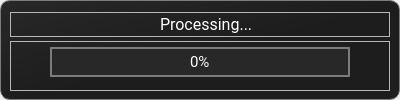
The window that ui/views/ProgressWindow.ui (ascomods/game-assets-converter) describes before a commit, drawn with Qt 5.
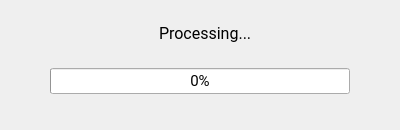
The same window after the commit. Icons and pictures are not drawn.

Commit message: fix(UI): Merge user interface revamp  UI:   * Cleaning QSS from ui files and merging styles into one QSS file   * Fix frames borders (visible in some systems)   * Fix borderless windows for linux   * Fix dropdowns arrow style

Diff of the .ui file:
```diff
--- a/ui/views/ProgressWindow.ui
+++ b/ui/views/ProgressWindow.ui
@@ -7,7 +7,7 @@
     <x>0</x>
     <y>0</y>
     <width>400</width>
-    <height>100</height>
+    <height>130</height>
    </rect>
   </property>
   <property name="sizePolicy">
@@ -19,13 +19,13 @@
   <property name="minimumSize">
    <size>
     <width>400</width>
-    <height>100</height>
+    <height>130</height>
    </size>
   </property>
   <property name="maximumSize">
    <size>
-    <width>500</width>
-    <height>200</height>
+    <width>400</width>
+    <height>130</height>
    </size>
   </property>
   <property name="windowTitle">
@@ -38,70 +38,6 @@
   <property name="toolTipDuration">
    <number>-1</number>
   </property>
-  <property name="styleSheet">
-   <string notr="true">* {
-   color: rgb(255, 255, 255);
-}
-
-QStatusBar{
-  background-color: rgb(40, 40, 40);
-}
-
-QToolTip {
-  color: black;
-}
-
-QLabel {
-  color: rgb(255, 255, 255);
-}
-
-QListView {
- border: unset;
-}
-
-QListView::item:selected:!active {
-  color: rgb(255, 255, 255);
-}
-
-QListView::item:hover {
-  background-color: rgb(10, 89, 170);
-}
-
-QListView::item:selected {
-  background-color: rgb(11, 103, 198);
-}
-
-QListView{
-  outline: none;
-}
-
-QScrollBar:vertical {              
-    border: unset;
-    background-color: rgb(31, 38, 79);
-    width:10px;    
-    margin: 0px 0px 0px 0px;
-}
-
-QScrollBar::handle:vertical {
-    border-radius: 4px;
-    background-color: rgb(11, 95, 181);
-    min-height: 0px;
-}
-
-QScrollBar::add-page:horizontal, QScrollBar::sub-page:horizontal,
-QScrollBar::add-page:vertical, QScrollBar::sub-page:vertical {
-    height: 0px;
-    background: none;
-}
-
-QScrollBar::add-line:vertical {
-    height: 0px;
-}
-
-QScrollBar::sub-line:vertical {
-    height: 0px;
-}</string>
-  </property>
   <property name="locale">
    <locale language="English" country="UnitedStates"/>
   </property>
@@ -124,15 +60,8 @@
     </property>
     <item>
      <widget class="QFrame" name="main_frame">
-      <property name="styleSheet">
-       <string notr="true">#main_frame {
-	border: 1px solid rgb(124, 124, 124);
-	border-radius: 10px;
-	background-color: qlineargradient(spread:pad, x1:0, y1:0, x2:1, y2:1, stop:0 rgba(40, 40, 40, 255), stop:0.532663 rgba(29, 29, 29, 255));
-}</string>
-      </property>
       <property name="frameShape">
-       <enum>QFrame::StyledPanel</enum>
+       <enum>QFrame::NoFrame</enum>
       </property>
       <property name="frameShadow">
        <enum>QFrame::Raised</enum>
@@ -159,7 +88,7 @@
           </size>
          </property>
          <property name="frameShape">
-          <enum>QFrame::StyledPanel</enum>
+          <enum>QFrame::NoFrame</enum>
          </property>
          <property name="frameShadow">
           <enum>QFrame::Raised</enum>
@@ -209,7 +138,7 @@
           <string notr="true"/>
          </property>
          <property name="frameShape">
-          <enum>QFrame::StyledPanel</enum>
+          <enum>QFrame::NoFrame</enum>
          </property>
          <property name="frameShadow">
           <enum>QFrame::Raised</enum>
@@ -254,20 +183,6 @@
               <kerning>true</kerning>
              </font>
             </property>
-            <property name="styleSheet">
-             <string notr="true">QProgressBar
-{
-	background-color: rgb(40, 40, 40);
-	color: rgb(255, 255, 255);
-	border: 2px solid  rgba(255, 255, 255, 100);
-	text-align: center;
-}
-
-QProgressBar::chunk
-{
-	background-color: rgb(210, 0, 120);
-}</string>
-            </property>
             <property name="value">
              <number>0</number>
             </property>
```
The commit also changes 17 other files.
